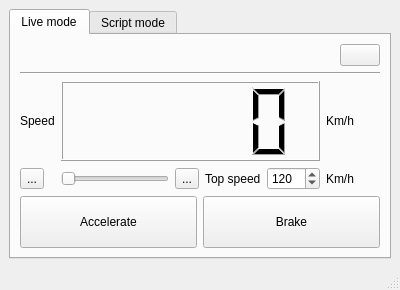
Above: Main_window.ui from suchinton/AGL-Kuksa.val-Visualiser before the change. Below: the same form after it.
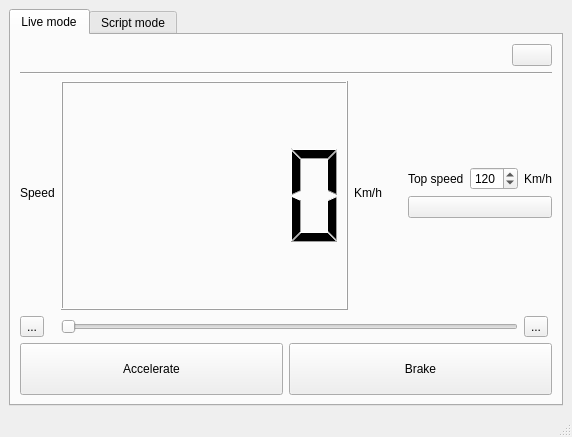
That is the form after the change. Icons and pictures are not drawn.

The edit to the form file:
```diff
--- a/Main_window.ui
+++ b/Main_window.ui
@@ -6,8 +6,8 @@
    <rect>
     <x>0</x>
     <y>0</y>
-    <width>400</width>
-    <height>290</height>
+    <width>572</width>
+    <height>437</height>
    </rect>
   </property>
   <property name="windowTitle">
@@ -91,66 +91,7 @@
           </item>
           <item>
            <layout class="QGridLayout" name="gridLayout_2">
-            <item row="1" column="6">
-             <widget class="QLabel" name="label_4">
-              <property name="text">
-               <string>Km/h</string>
-              </property>
-             </widget>
-            </item>
-            <item row="0" column="0">
-             <widget class="QLabel" name="label_2">
-              <property name="text">
-               <string>Speed</string>
-              </property>
-             </widget>
-            </item>
-            <item row="0" column="6">
-             <widget class="QLabel" name="label_3">
-              <property name="text">
-               <string>Km/h</string>
-              </property>
-             </widget>
-            </item>
-            <item row="0" column="1" colspan="5">
-             <widget class="QLCDNumber" name="Speed_monitor">
-              <property name="frameShadow">
-               <enum>QFrame::Raised</enum>
-              </property>
-              <property name="smallDecimalPoint">
-               <bool>false</bool>
-              </property>
-              <property name="segmentStyle">
-               <enum>QLCDNumber::Filled</enum>
-              </property>
-             </widget>
-            </item>
-            <item row="1" column="0">
-             <widget class="QToolButton" name="Decrease_speed">
-              <property name="text">
-               <string>...</string>
-              </property>
-              <property name="icon">
-               <iconset>
-                <normaloff>../assets/left-symbolic.svg</normaloff>../assets/left-symbolic.svg</iconset>
-              </property>
-             </widget>
-            </item>
-            <item row="1" column="1" colspan="2">
-             <widget class="QSlider" name="Speed_slider">
-              <property name="orientation">
-               <enum>Qt::Horizontal</enum>
-              </property>
-             </widget>
-            </item>
-            <item row="1" column="4" alignment="Qt::AlignRight">
-             <widget class="QLabel" name="label">
-              <property name="text">
-               <string>Top speed</string>
-              </property>
-             </widget>
-            </item>
-            <item row="1" column="5">
+            <item row="1" column="9">
              <widget class="QSpinBox" name="Top_speed_input">
               <property name="minimum">
                <number>0</number>
@@ -163,14 +104,110 @@
               </property>
              </widget>
             </item>
-            <item row="1" column="3">
+            <item row="6" column="1" colspan="9">
+             <widget class="QSlider" name="Speed_slider">
+              <property name="orientation">
+               <enum>Qt::Horizontal</enum>
+              </property>
+             </widget>
+            </item>
+            <item row="6" column="0">
+             <widget class="QToolButton" name="Decrease_speed">
+              <property name="text">
+               <string>...</string>
+              </property>
+              <property name="icon">
+               <iconset>
+                <normaloff>assets/left-symbolic.svg</normaloff>assets/left-symbolic.svg</iconset>
+              </property>
+             </widget>
+            </item>
+            <item row="1" column="8">
+             <widget class="QLabel" name="label">
+              <property name="text">
+               <string>Top speed</string>
+              </property>
+             </widget>
+            </item>
+            <item row="1" column="10">
+             <widget class="QLabel" name="label_4">
+              <property name="text">
+               <string>Km/h</string>
+              </property>
+             </widget>
+            </item>
+            <item row="6" column="10">
              <widget class="QToolButton" name="Increase_speed">
               <property name="text">
                <string>...</string>
               </property>
               <property name="icon">
                <iconset>
-                <normaloff>../assets/right-symbolic.svg</normaloff>../assets/right-symbolic.svg</iconset>
+                <normaloff>assets/right-symbolic.svg</normaloff>assets/right-symbolic.svg</iconset>
+              </property>
+             </widget>
+            </item>
+            <item row="4" column="8" colspan="3">
+             <spacer name="verticalSpacer">
+              <property name="orientation">
+               <enum>Qt::Vertical</enum>
+              </property>
+              <property name="sizeHint" stdset="0">
+               <size>
+                <width>20</width>
+                <height>40</height>
+               </size>
+              </property>
+             </spacer>
+            </item>
+            <item row="0" column="9">
+             <spacer name="verticalSpacer_2">
+              <property name="orientation">
+               <enum>Qt::Vertical</enum>
+              </property>
+              <property name="sizeHint" stdset="0">
+               <size>
+                <width>20</width>
+                <height>40</height>
+               </size>
+              </property>
+             </spacer>
+            </item>
+            <item row="0" column="1" rowspan="6" colspan="6">
+             <widget class="QLCDNumber" name="Speed_monitor">
+              <property name="frameShadow">
+               <enum>QFrame::Raised</enum>
+              </property>
+              <property name="smallDecimalPoint">
+               <bool>false</bool>
+              </property>
+              <property name="segmentStyle">
+               <enum>QLCDNumber::Filled</enum>
+              </property>
+             </widget>
+            </item>
+            <item row="0" column="0" rowspan="5">
+             <widget class="QLabel" name="label_2">
+              <property name="text">
+               <string>Speed</string>
+              </property>
+             </widget>
+            </item>
+            <item row="0" column="7" rowspan="5">
+             <widget class="QLabel" name="label_3">
+              <property name="text">
+               <string>Km/h</string>
+              </property>
+             </widget>
+            </item>
+            <item row="2" column="8" colspan="3">
+             <widget class="QPushButton" name="Accept_Top_speed">
+              <property name="text">
+               <string/>
+              </property>
+              <property name="icon">
+               <iconset>
+                <normaloff>assets/check-symbolic.svg</normaloff>assets/check-symbolic.svg</iconset>
               </property>
              </widget>
             </item>
```
Left out of the diff: 8 changed lines with no effect on the pictures.
